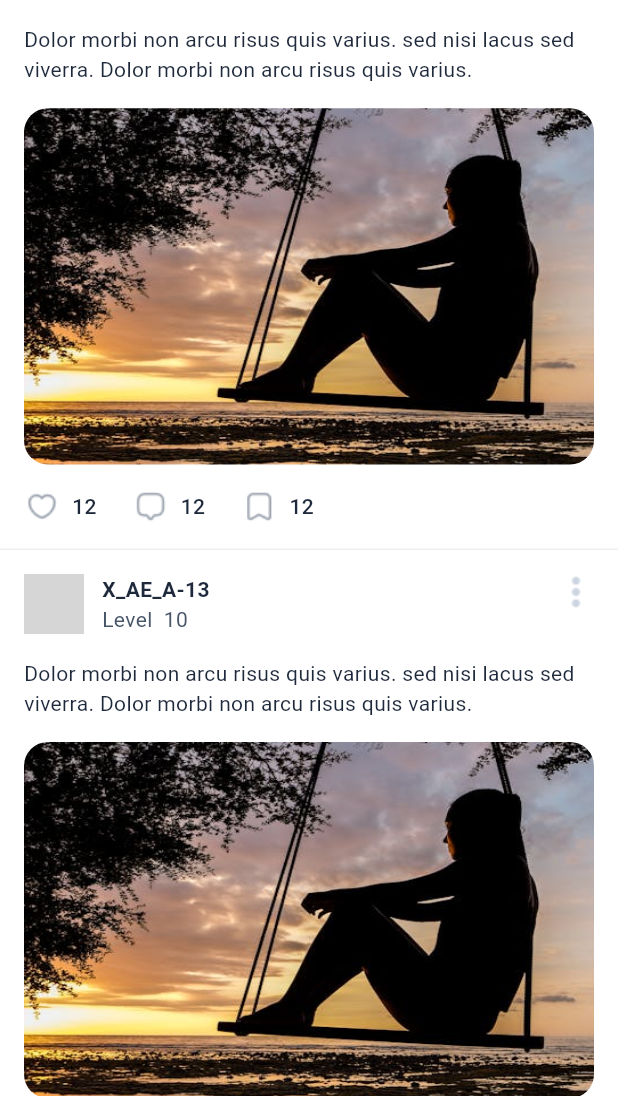
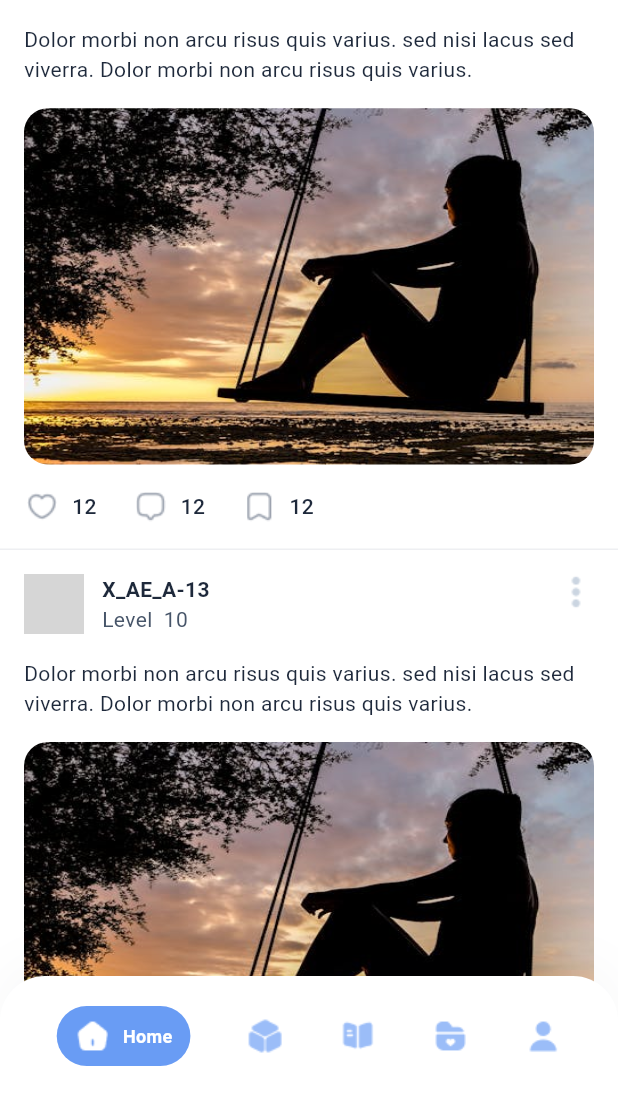
Before and after one commit to DargaHasanBasri/word_prime, a Flutter app: the screen it shows after launch, scrolled down 2304 dp, on a phone screen of 412 x 824 dp, the part 140-1236 px from its top. Run offline on Flutter 3.47's test engine with Material 3 defaults, Android fonts, the phone set to English and light mode, and no system bars; our stand-ins replace cached_network_image, dotted_border, easy_localization, get_it; network calls fail; grey boxes are pictures that could not be loaded.

Commit message:
Update main tab, home page placed on main tab

```diff
--- a/lib/main.dart
+++ b/lib/main.dart
@@ -41,7 +41,7 @@ class MyApp extends StatelessWidget {
       ),
       navigatorKey: locator<AppRoutes>().baseNavigatorKey,
       onGenerateRoute: Routes.generateRoute,
-      initialRoute: Routes.Home,
+      initialRoute: Routes.MainTab,
       builder: (context, widget) {
         return widget!;
       },
--- a/lib/ui/pages/main_tab/main_tab_page.dart
+++ b/lib/ui/pages/main_tab/main_tab_page.dart
@@ -21,6 +21,7 @@ class _MainTabPageState extends BaseStatefulState<MainTabPage> {
   Widget build(BuildContext context) {
     return Scaffold(
       backgroundColor: AppColors.backgroundColor,
+      extendBody: true,
       bottomNavigationBar: ValueListenableBuilder(
         valueListenable: _vm.currentIndex,
         builder: (_, __, ___) {
@@ -29,13 +30,29 @@ class _MainTabPageState extends BaseStatefulState<MainTabPage> {
           );
         },
       ),
-      body: _buildBody(),
+      body: ValueListenableBuilder(
+        valueListenable: _vm.currentIndex,
+        builder: (_, __, ___) {
+          return _buildBody(_vm.currentIndex.value);
+        },
+      ),
     );
   }
 
-  Widget _buildBody() {
-    return Column(
-      children: [],
-    );
+  Widget _buildBody(int whichIndex) {
+    switch (whichIndex) {
+      case 0:
+        return HomeProvider();
+      case 1:
+        return HomeProvider();
+      case 2:
+        return HomeProvider();
+      case 3:
+        return HomeProvider();
+      case 4:
+        return HomeProvider();
+      default:
+        return HomeProvider();
+    }
   }
 }
```
